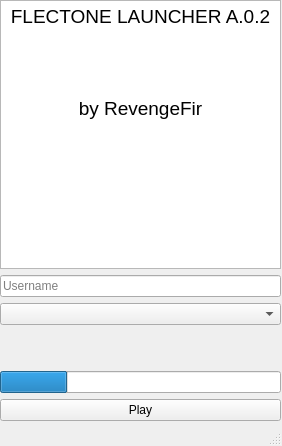
The window that flectone.ui (revengefir/Flectone-Launcher) describes before a commit, drawn with Qt 5.
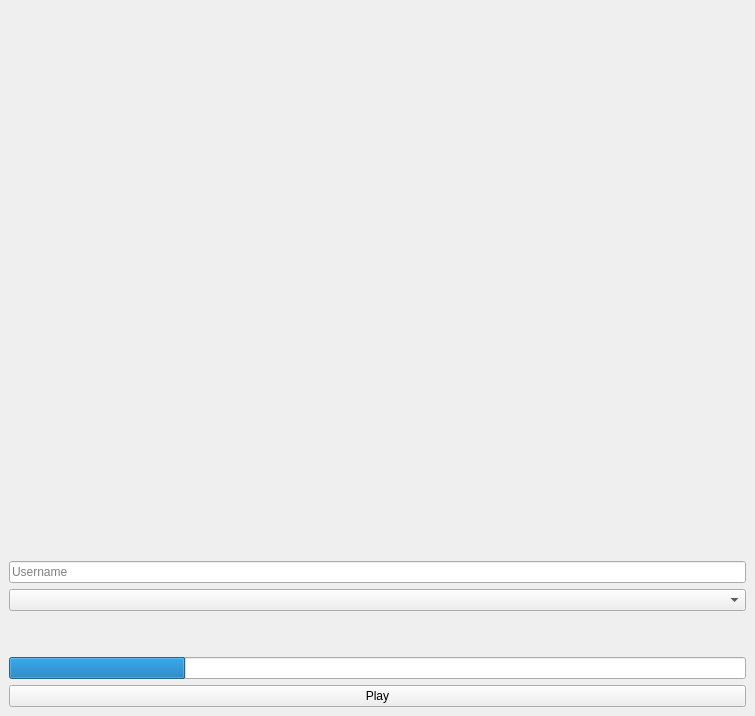
The same window after the commit. Icons and pictures are not drawn.

Diff of the .ui file:
```diff
--- a/flectone.ui
+++ b/flectone.ui
@@ -6,58 +6,49 @@
    <rect>
     <x>0</x>
     <y>0</y>
-    <width>282</width>
-    <height>446</height>
+    <width>755</width>
+    <height>716</height>
    </rect>
   </property>
   <property name="windowTitle">
    <string>MainWindow</string>
   </property>
   <widget class="QWidget" name="centralwidget">
-   <widget class="QWidget" name="verticalLayoutWidget">
-    <property name="geometry">
-     <rect>
-      <x>0</x>
-      <y>0</y>
-      <width>281</width>
-      <height>421</height>
-     </rect>
-    </property>
+   <layout class="QVBoxLayout" name="verticalLayout_2">
+    <item>
     <layout class="QVBoxLayout" name="verticalLayout">
      <item>
-      <widget class="QTextBrowser" name="textBrowser">
-       <property name="html">
-        <string>&lt;!DOCTYPE HTML PUBLIC &quot;-//W3C//DTD HTML 4.0//EN&quot; &quot;http://www.w3.org/TR/REC-html40/strict.dtd&quot;&gt;
-&lt;html&gt;&lt;head&gt;&lt;meta name=&quot;qrichtext&quot; content=&quot;1&quot; /&gt;&lt;style type=&quot;text/css&quot;&gt;
-p, li { white-space: pre-wrap; }
-&lt;/style&gt;&lt;/head&gt;&lt;body style=&quot; font-family:'MS Shell Dlg 2'; font-size:8.25pt; font-weight:400; font-style:normal;&quot;&gt;
-&lt;p align=&quot;center&quot; style=&quot; margin-top:0px; margin-bottom:0px; margin-left:0px; margin-right:0px; -qt-block-indent:0; text-indent:0px;&quot;&gt;&lt;span style=&quot; font-size:14pt;&quot;&gt;FLECTONE LAUNCHER A.0.2&lt;/span&gt;&lt;/p&gt;
-&lt;p align=&quot;center&quot; style=&quot;-qt-paragraph-type:empty; margin-top:0px; margin-bottom:0px; margin-left:0px; margin-right:0px; -qt-block-indent:0; text-indent:0px; font-size:14pt;&quot;&gt;&lt;br /&gt;&lt;/p&gt;
-&lt;p align=&quot;center&quot; style=&quot;-qt-paragraph-type:empty; margin-top:0px; margin-bottom:0px; margin-left:0px; margin-right:0px; -qt-block-indent:0; text-indent:0px; font-size:14pt;&quot;&gt;&lt;br /&gt;&lt;/p&gt;
-&lt;p align=&quot;center&quot; style=&quot;-qt-paragraph-type:empty; margin-top:0px; margin-bottom:0px; margin-left:0px; margin-right:0px; -qt-block-indent:0; text-indent:0px; font-size:14pt;&quot;&gt;&lt;br /&gt;&lt;/p&gt;
-&lt;p align=&quot;center&quot; style=&quot; margin-top:0px; margin-bottom:0px; margin-left:0px; margin-right:0px; -qt-block-indent:0; text-indent:0px;&quot;&gt;&lt;span style=&quot; font-size:14pt;&quot;&gt;by RevengeFir&lt;/span&gt;&lt;/p&gt;&lt;/body&gt;&lt;/html&gt;</string>
-       </property>
-      </widget>
-     </item>
-     <item>
-      <widget class="QLineEdit" name="lineEdit">
-       <property name="inputMask">
-        <string/>
-       </property>
+       <widget class="QLabel" name="Icon">
        <property name="text">
         <string/>
        </property>
+        <property name="pixmap">
+         <pixmap>assets/logo.jpg</pixmap>
+        </property>
+       </widget>
+      </item>
+      <item>
+       <spacer name="verticalSpacer">
+        <property name="orientation">
+         <enum>Qt::Vertical</enum>
+        </property>
+        <property name="sizeHint" stdset="0">
+         <size>
+          <width>20</width>
+          <height>40</height>
+         </size>
+        </property>
+       </spacer>
+      </item>
+      <item>
+       <widget class="QLineEdit" name="username">
        <property name="placeholderText">
         <string>Username</string>
        </property>
       </widget>
      </item>
      <item>
-      <widget class="QComboBox" name="version_select">
-       <property name="currentText">
-        <string/>
-       </property>
-      </widget>
+       <widget class="QComboBox" name="version_select"/>
      </item>
      <item>
       <spacer name="verticalSpacer_2">
@@ -93,9 +84,9 @@
       </widget>
      </item>
     </layout>
-   </widget>
-  </widget>
-  <widget class="QStatusBar" name="statusbar"/>
+    </item>
+   </layout>
+  </widget>
  </widget>
  <resources/>
  <connections/>
```
Left out of the diff: 4 changed lines with no effect on the pictures. Lines whose indentation alone changed are shown as unchanged.
